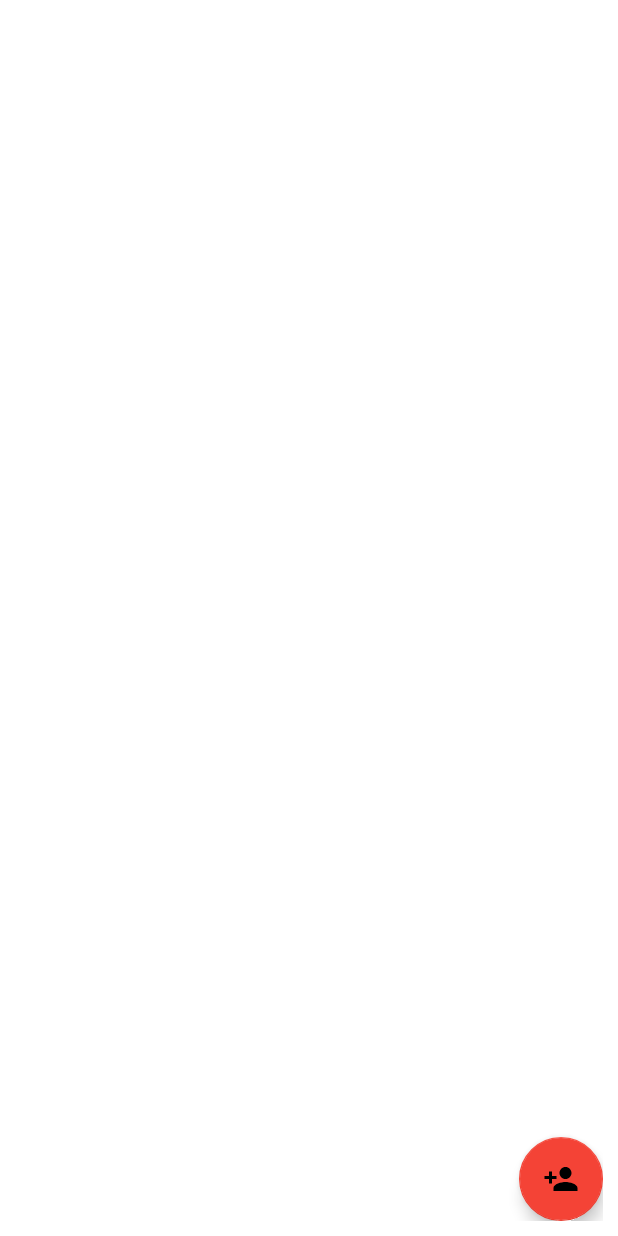
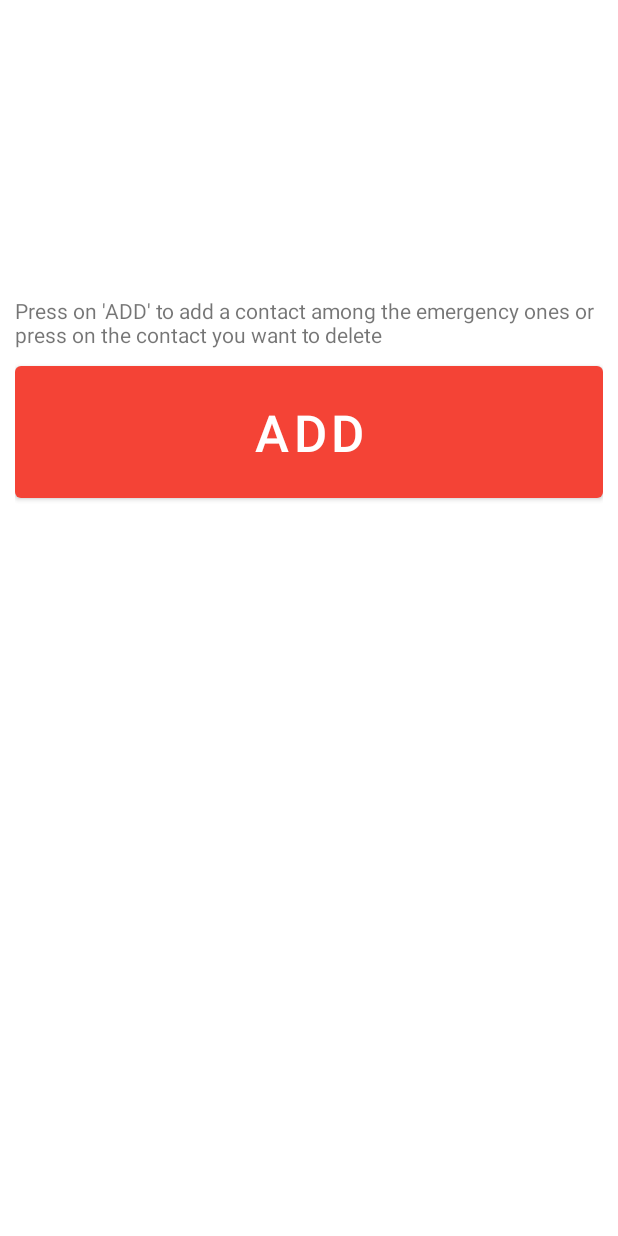
Before and after one commit to robi00/AppHelp, an Android app: the layout activity_2.xml on its own in the app's theme, with its tools: preview values and no code run, on a phone screen of 412 x 824 dp. Run offline under Robolectric (Android 15) with nearby library versions, the phone set to English and light mode, and no system bars.

Commit message:
Fine layout activity2
Signed-off-by: robi00 <bonaccorsoroby@gmail.com>

```diff
--- a/app/src/main/res/layout/activity_2.xml
+++ b/app/src/main/res/layout/activity_2.xml
@@ -9,25 +9,44 @@
     tools:context=".Activity2">
 
     <ImageView
-        android:id="@+id/thumbnailIv"
-        android:layout_width="120dp"
-        android:layout_height="120dp"
+        android:id="@+id/immContact"
+        android:layout_width="100dp"
+        android:layout_height="100dp"
         android:layout_centerHorizontal="true" />
 
     <TextView
         android:id="@+id/contactIv"
         android:layout_width="match_parent"
-        android:layout_height="60dp"
-        android:layout_below="@+id/thumbnailIv" />
+        android:layout_height="72dp"
+        android:layout_below="@+id/immContact"
+        android:layout_marginBottom="10dp" />
 
-    <com.google.android.material.floatingactionbutton.FloatingActionButton
-        android:id="@+id/addFab"
-        android:layout_width="89dp"
-        android:layout_height="79dp"
-        android:layout_alignParentEnd="true"
-        android:layout_alignParentRight="true"
+
+    <ListView
+        android:id="@+id/users_list"
+        android:layout_width="wrap_content"
+        android:layout_height="wrap_content"
+        android:layout_below="@+id/add_data"
         android:layout_alignParentBottom="true"
-        android:src="@drawable/ic_person_add"
+        android:layout_marginTop="4dp"
+        android:layout_marginBottom="1dp" />
+
+    <Button
+        android:id="@+id/add_data"
+        android:layout_width="match_parent"
+        android:layout_height="100dp"
+        android:layout_below="@+id/info"
+        android:layout_marginTop="5dp"
+        android:text="ADD"
+        android:textSize="34dp"
         app:backgroundTint="#F44336" />
 
+    <TextView
+        android:id="@+id/info"
+        android:layout_width="match_parent"
+        android:layout_height="wrap_content"
+        android:layout_below="@+id/contactIv"
+        android:layout_marginTop="5dp"
+        android:text="Press on 'ADD' to add a contact among the emergency ones or press on the contact you want to delete" />
+
 </RelativeLayout>
```
